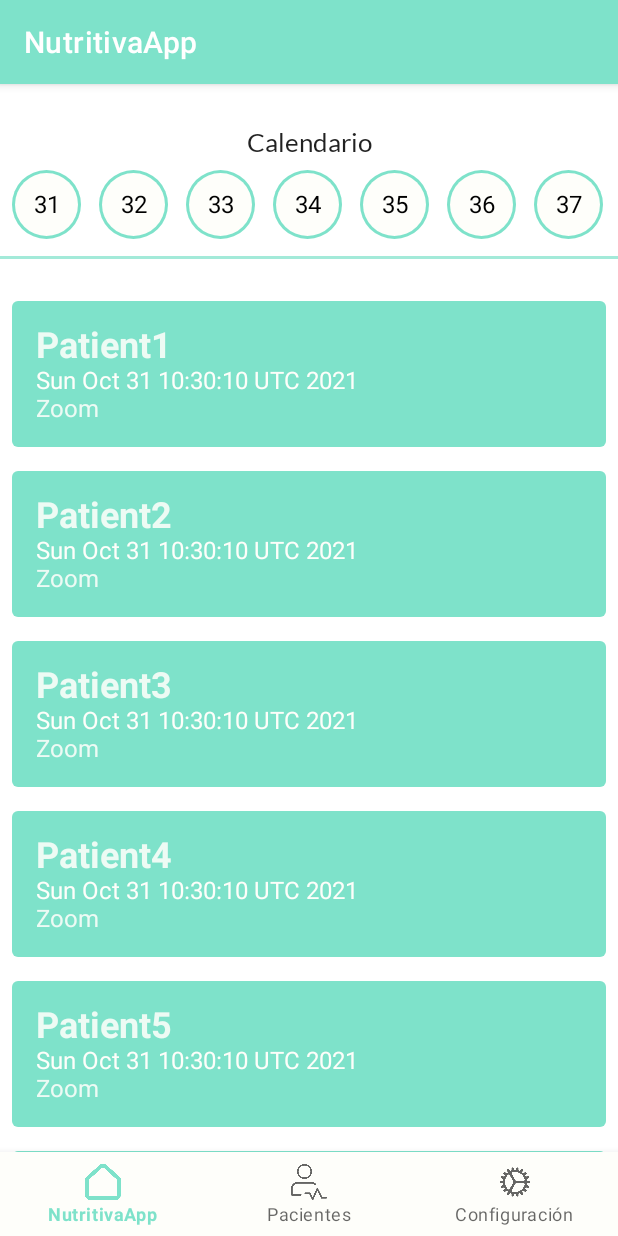
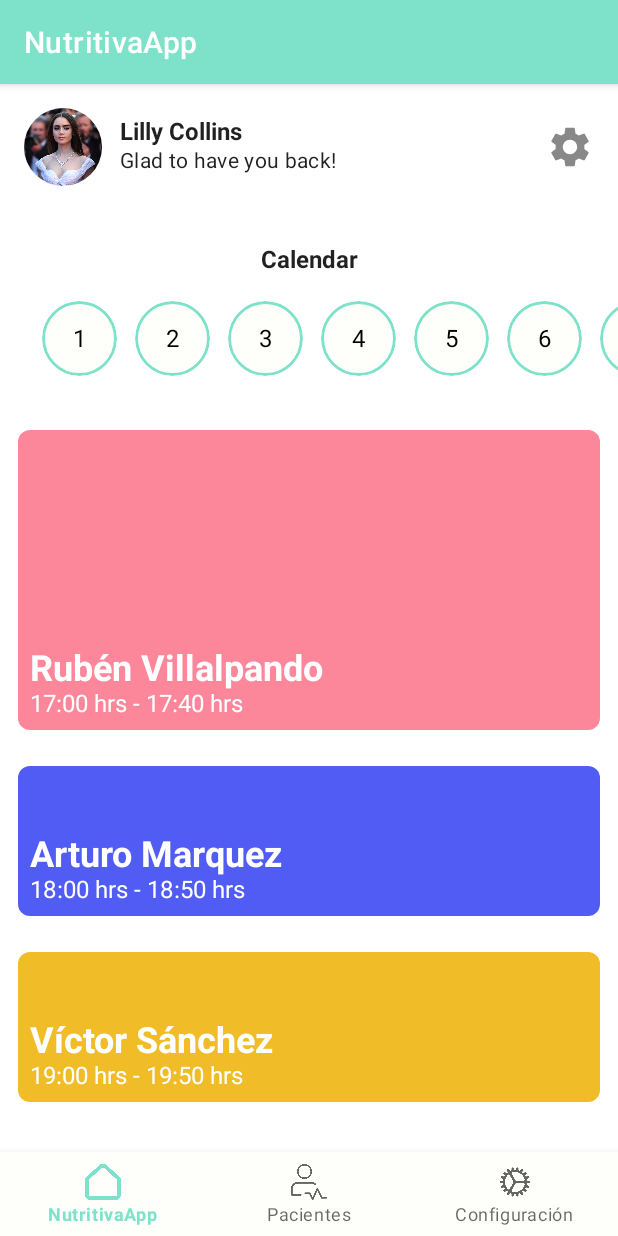
Before and after one commit to FernandoMelgar/Nutritivapp, an Android app built with Jetpack Compose: the HomeFragment screen opened directly, with no data from a screen before it, on a phone screen of 412 x 824 dp. Run offline under Robolectric (Android 15) with nearby library versions, the phone set to English and light mode, and no system bars; our stand-ins replace navigation-ui; plain views replace CircularImageView; Roboto replaces fonts that are not available here.

Commit message:
Enhance: Schedule screen UI (#14)

```diff
--- a/app/build.gradle
+++ b/app/build.gradle
@@ -51,6 +51,7 @@ android {
 
 dependencies {
 
+
     implementation 'androidx.core:core-ktx:1.6.0'
     implementation 'androidx.appcompat:appcompat:1.3.1'
     implementation 'com.google.android.material:material:1.4.0'
@@ -81,4 +82,7 @@ dependencies {
     androidTestImplementation 'androidx.compose.ui:ui-test-junit4:1.0.4'
     //Imagen circular
     implementation 'com.mikhaellopez:circularimageview:4.2.0'
+
+    // Navigation
+    implementation "androidx.navigation:navigation-compose:2.4.0-beta01"
 }
--- /dev/null
+++ b/app/src/main/java/mx/nutritivalabs/nutritivapp/Screen.kt
@@ -0,0 +1,12 @@
+package mx.nutritivalabs.nutritivapp
+
+import androidx.compose.material.icons.Icons
+import androidx.compose.material.icons.filled.*
+import androidx.compose.ui.graphics.vector.ImageVector
+
+sealed class Screen(val route: String, val displayName: String) {
+    object ScheduleScreen : Screen(route = "schedule", displayName = "Schedule")
+    object Meeting : Screen(route = "meetings/{id}", displayName = "Meeting Detail") {
+        fun withId(id: Long) = this.route.replace("{id}", "$id")
+    }
+}
--- a/app/src/main/java/mx/nutritivalabs/nutritivapp/homescreen/ui/home/HomeCompose.kt
+++ b/app/src/main/java/mx/nutritivalabs/nutritivapp/homescreen/ui/home/HomeCompose.kt
@@ -1,189 +1,200 @@
 package mx.nutritivalabs.nutritivapp.homescreen.ui.home
 
+import android.content.Intent
 import androidx.compose.foundation.*
 import androidx.compose.foundation.layout.*
 import androidx.compose.foundation.lazy.LazyColumn
 import androidx.compose.foundation.lazy.LazyRow
 import androidx.compose.foundation.lazy.items
 import androidx.compose.foundation.shape.CircleShape
-import androidx.compose.material.MaterialTheme
-import androidx.compose.material.Scaffold
-import androidx.compose.material.Surface
-import androidx.compose.material.Text
+import androidx.compose.foundation.shape.RoundedCornerShape
+import androidx.compose.material.*
+import androidx.compose.material.icons.Icons
+import androidx.compose.material.icons.filled.Settings
 import androidx.compose.runtime.Composable
 import androidx.compose.runtime.mutableStateOf
 import androidx.compose.runtime.remember
 import androidx.compose.ui.Alignment
 import androidx.compose.ui.Modifier
 import androidx.compose.ui.draw.clip
+import androidx.compose.ui.graphics.Color
+import androidx.compose.ui.layout.ContentScale
+import androidx.compose.ui.platform.LocalContext
+import androidx.compose.ui.res.painterResource
 import androidx.compose.ui.text.font.FontWeight
 import androidx.compose.ui.tooling.preview.Preview
 import androidx.compose.ui.unit.dp
+import androidx.core.content.ContextCompat.startActivity
+import androidx.navigation.NavHostController
+import mx.nutritivalabs.nutritivapp.R
+import mx.nutritivalabs.nutritivapp.Screen
+import mx.nutritivalabs.nutritivapp.homescreen.HomeScreen
+import mx.nutritivalabs.nutritivapp.homescreen.ui.configuration.ConfigurationFragment
+import mx.nutritivalabs.nutritivapp.ui.theme.ButtonBlue
+import mx.nutritivalabs.nutritivapp.ui.theme.LightRed
 import mx.nutritivalabs.nutritivapp.ui.theme.NutritivappTheme
+import mx.nutritivalabs.nutritivapp.ui.theme.OrangeYellow1
 import java.util.*
 
 @Composable
-fun DateCircle(text: String, isSelected: Boolean = false) {
-    val backgroundColor =
-        if (isSelected)
-            MaterialTheme.colors.primary
-        else
-            MaterialTheme.colors.background
-
-    val textColor = if (isSelected)
-        MaterialTheme.colors.onPrimary
-    else
-        MaterialTheme.colors.onBackground
-
-    Box(modifier = Modifier, contentAlignment = Alignment.Center) {
-        Box(
-            modifier = Modifier
-                .size(46.dp)
-                .clip(CircleShape)
-                .background(MaterialTheme.colors.primary)
-        )
-        Box(
-            modifier = Modifier
-                .size(42.dp)
-                .clip(CircleShape)
-                .background(backgroundColor)
-                .clickable { },
-            contentAlignment = Alignment.Center
-        ) {
-            Text(text = text, color = textColor)
+fun ScheduleScreen(navController: NavHostController) {
+    val scrollState = rememberScrollState()
+    Box(
+        Modifier
+            .fillMaxSize()
+            .verticalScroll(scrollState)
+    ) {
+        Column {
+            GreetingSection()
+            Spacer(modifier = Modifier.height(24.dp))
+            CalendarSection()
+            Spacer(modifier = Modifier.height(24.dp))
+            MeetingSection(navController)
+            Spacer(modifier = Modifier.height(100.dp))
         }
     }
 }
 
 
+@Composable
+fun CalendarSection() {
+    val calendarDays = mutableListOf<String>()
+    for (i in 1..10)
+        calendarDays.add(i.toString())
 
-@Composable
-fun DateCircleList(modifier: Modifier = Modifier, dateLabelList: List<String>) {
-    LazyRow(
-        modifier = modifier.padding(8.dp),
-        horizontalArrangement = Arrangement.spacedBy(12.dp)
+    Column(
+        horizontalAlignment = Alignment.CenterHorizontally,
+        modifier = Modifier.fillMaxWidth()
     ) {
-        items(dateLabelList) { date ->
-            DateCircle(date)
+        Text("Calendar", fontWeight = FontWeight.Bold)
+        Spacer(modifier = Modifier.height(18.dp))
+        LazyRow(contentPadding = PaddingValues(horizontal = 16.dp)) {
+            items(calendarDays) { day ->
+                Box(
+                    contentAlignment = Alignment.Center,
+                    modifier = Modifier
+                        .padding(start = 12.dp)
+                        .size(50.dp)
+                        .clip(CircleShape)
+                        .background(MaterialTheme.colors.surface)
+                        .border(1.5.dp, MaterialTheme.colors.primary, CircleShape)
+                        .clickable { }
+                ) {
+                    Text(day, color = MaterialTheme.colors.onSurface)
+                }
+            }
         }
-    }
-}
-
-@Composable
-fun DateCircleComponent() {
-    val eventsByDay = hashMapOf<String, String>()
-    val dateList = mutableListOf<String>()
-    val today = Calendar.getInstance().get(Calendar.DAY_OF_MONTH)
-    val selectedDay = remember { mutableStateOf(today.toString()) }
-
-    for (i in 0..10) {
-        val nextDate = (today + i).toString()
-        dateList.add(nextDate)
-        eventsByDay[nextDate] = "Eventos nuevosss para $nextDate"
     }
 
 }
 
 @Composable
-fun PatientMeetingCard(meeting: Meeting) {
-    val patientName = "Ricky Rikin"
-    val hora = "17:00 hrs - 17:50 hrs"
+fun GreetingSection() {
+    val context = LocalContext.current
 
-    Surface(
-        Modifier
-            .clickable { }
-            .padding(8.dp)
-            .fillMaxWidth(),
-        color = MaterialTheme.colors.primary,
-        shape = MaterialTheme.shapes.medium
+    val userName = "Lilly Collins"
+    Row(
+        verticalAlignment = Alignment.CenterVertically,
+        horizontalArrangement = Arrangement.SpaceBetween,
+        modifier = Modifier
+            .padding(16.dp)
+            .fillMaxWidth()
     ) {
-        Column(Modifier.padding(16.dp)) {
-            Text(meeting.patient, style = MaterialTheme.typography.h5, fontWeight = FontWeight.Bold)
-            Text(meeting.date.toString(), color = MaterialTheme.colors.onPrimary)
-            Text(meeting.place)
+        Row(verticalAlignment = Alignment.CenterVertically) {
+            Image(
+                painter = painterResource(id = R.drawable.userlilly),
+                contentDescription = "User picture",
+                contentScale = ContentScale.Crop,
+                modifier = Modifier
+                    .size(52.dp)
+                    .clip(CircleShape)
+            )
+            Spacer(modifier = Modifier.width(12.dp))
+            Column(verticalArrangement = Arrangement.Center) {
+                Text(
+                    text = userName,
+                    fontWeight = FontWeight.Bold
+                )
+                Text(
+                    text = "Glad to have you back!",
+                    style = MaterialTheme.typography.body2
+                )
+            }
+        }
+
+        Box(
+            Modifier
+                .clip(CircleShape)
+                .clickable { }) {
+            Icon(
+                Icons.Filled.Settings,
+                contentDescription = "Settings",
+                tint = Color.Gray,
+                modifier = Modifier
+                    .size(32.dp)
+            )
+        }
+
+    }
+}
+
+@Composable
+fun MeetingChip(
+    onClick: () -> Unit,
+    patientName: String,
+    desc: String,
+    height: Int,
+    color: Color
+) {
+    Box(
+        modifier = Modifier
+            .padding(12.dp)
+            .fillMaxWidth()
+            .height(height.dp)
+            .clip(RoundedCornerShape(8.dp))
+            .background(color)
+            .clickable { onClick() },
+        contentAlignment = Alignment.BottomStart
+    ) {
+        Column(Modifier.padding(8.dp)) {
+            Text(
+                patientName,
+                color = Color.White,
+                style = MaterialTheme.typography.h5,
+                fontWeight = FontWeight.Bold
+            )
+            Text(
+                desc, color = Color.White
+            )
+
         }
     }
 }
 
-@Preview
-@Composable
-fun PreviewDateCircle() {
-    NutritivappTheme() {
-        Row {
-            DateCircle("22")
-            DateCircle(text = "23", true)
-        }
-    }
-}
-
-@Preview
-@Composable
-fun PreviewDateCircleList() {
-    NutritivappTheme {
-        val dates: List<String> = arrayOf("17", "18", "19", "20", "21", "22", "23").toList()
-        Scaffold() {
-            DateCircleList(modifier = Modifier.fillMaxWidth(), dateLabelList = dates)
-        }
-    }
-}
-
-@Preview
-@Composable
-fun PreviewPatientMeetingCard() {
-    NutritivappTheme {
-        val today = Calendar.getInstance().time
-        PatientMeetingCard(Meeting(today, "Patient1", "Zoom1"))
-    }
-}
 
 @Composable
-fun MeetingList(list: List<Meeting>){
-    LazyColumn() {
-        items(list) { meeting ->
-            PatientMeetingCard(meeting = meeting)
-        }
-    }
+fun MeetingSection(navController: NavHostController) {
+    MeetingChip(
+        patientName = "Rubén Villalpando",
+        desc = "17:00 hrs - 17:40 hrs",
+        height = 200,
+        color = LightRed,
+        onClick = { navController.navigate(Screen.Meeting.withId(1)) }
+    )
+//    Spacer(modifier = Modifier.height(12.dp))
+    MeetingChip(
+        patientName = "Arturo Marquez",
+        desc = "18:00 hrs - 18:50 hrs",
+        height = 100,
+        color = ButtonBlue,
+        onClick = { navController.navigate(Screen.Meeting.withId(2)) }
+    )
+//    Spacer(modifier = Modifier.height(12.dp))
+    MeetingChip(
+        patientName = "Víctor Sánchez",
+        desc = "19:00 hrs - 19:50 hrs",
+        height = 100,
+        color = OrangeYellow1,
+        onClick = { navController.navigate(Screen.Meeting.withId(3)) }
+    )
 }
-
-@Preview
-@Composable
-fun PreviewMeetingList() {
-
-    val today = Calendar.getInstance().time
-    val todayMeetings = DayMeetings(
-        today, listOf(
-            Meeting(today, "Patient1", "Zoom1"),
-            Meeting(today, "Patient2", "Zoom2"),
-            Meeting(today, "Patient3", "Zoom3"),
-            Meeting(today, "Patient4", "Zoom4")
-        )
-    )
-
-    NutritivappTheme() {
-        MeetingList(todayMeetings.list)
-    }
-}
-
-data class DayMeetings(val date: Date, val list: List<Meeting>)
-data class Meeting(val date: Date, val patient: String, val place: String)
-
-fun mockDayMeetings(): List<DayMeetings> {
-    val today = Calendar.getInstance().time
-    val todayMeetings = DayMeetings(
-        today, listOf(
-            Meeting(today, "Patient1", "Zoom1"),
-            Meeting(today, "Patient2", "Zoom2"),
-            Meeting(today, "Patient3", "Zoom3")
-        )
-    )
-    val tomorrow = Calendar.getInstance()
-    tomorrow.add(Calendar.DATE, 1)
-    val tomorrowMeetings = DayMeetings(
-        tomorrow.time, listOf(
-            Meeting(tomorrow.time, "Patient4", "Zoom4"),
-            Meeting(tomorrow.time, "Patient5", "Zoom5"),
-        )
-    )
-
-    return listOf(todayMeetings, tomorrowMeetings)
-}
--- a/app/src/main/java/mx/nutritivalabs/nutritivapp/homescreen/ui/home/HomeFragment.kt
+++ b/app/src/main/java/mx/nutritivalabs/nutritivapp/homescreen/ui/home/HomeFragment.kt
@@ -4,88 +4,76 @@ import android.os.Bundle
 import android.view.LayoutInflater
 import android.view.View
 import android.view.ViewGroup
+import androidx.compose.foundation.*
+import androidx.compose.foundation.layout.*
+import androidx.compose.foundation.lazy.LazyRow
+import androidx.compose.foundation.lazy.items
+import androidx.compose.foundation.shape.CircleShape
+import androidx.compose.foundation.shape.RoundedCornerShape
+import androidx.compose.material.Icon
+import androidx.compose.material.MaterialTheme
 import androidx.compose.material.Text
+import androidx.compose.material.icons.Icons
+import androidx.compose.material.icons.filled.Settings
+import androidx.compose.runtime.Composable
+import androidx.compose.ui.Alignment
+import androidx.compose.ui.Modifier
+import androidx.compose.ui.draw.clip
+import androidx.compose.ui.graphics.Color
+import androidx.compose.ui.layout.ContentScale
 import androidx.compose.ui.platform.ComposeView
-import androidx.compose.ui.platform.ViewCompositionStrategy
 import androidx.compose.ui.platform.ViewCompositionStrategy.*
+import androidx.compose.ui.res.painterResource
+import androidx.compose.ui.text.font.FontWeight
+import androidx.compose.ui.unit.dp
 import androidx.fragment.app.Fragment
-import androidx.lifecycle.ViewModelProvider
-import androidx.navigation.fragment.findNavController
-import com.google.android.material.bottomnavigation.BottomNavigationView
+import androidx.navigation.NavHostController
+import androidx.navigation.NavType
+import androidx.navigation.compose.NavHost
+import androidx.navigation.compose.composable
+import androidx.navigation.compose.rememberNavController
+import androidx.navigation.navArgument
 import mx.nutritivalabs.nutritivapp.R
-import mx.nutritivalabs.nutritivapp.databinding.FragmentHomeBinding
-import mx.nutritivalabs.nutritivapp.databinding.FragmentPatientsBinding
+import mx.nutritivalabs.nutritivapp.Screen
+import mx.nutritivalabs.nutritivapp.ui.theme.ButtonBlue
+import mx.nutritivalabs.nutritivapp.ui.theme.LightRed
 import mx.nutritivalabs.nutritivapp.ui.theme.NutritivappTheme
+import mx.nutritivalabs.nutritivapp.ui.theme.OrangeYellow1
 import java.util.*
 
 class HomeFragment : Fragment() {
-
-    private lateinit var homeViewModel: HomeViewModel
-
-    private var _binding: FragmentHomeBinding? = null
-    private val binding get() = _binding!!
-
     override fun onCreateView(
         inflater: LayoutInflater,
         container: ViewGroup?,
         savedInstanceState: Bundle?
     ): View? {
-        //homeViewModel = ViewModelProvider(this).get(HomeViewModel::class.java)
-
-        _binding = FragmentHomeBinding.inflate(inflater, container, false)
-        val root = binding.root
-        root.findViewById<ComposeView>(R.id.home_calendar_view).apply {
+        return ComposeView(requireContext()).apply {
             setViewCompositionStrategy(DisposeOnViewTreeLifecycleDestroyed)
             setContent {
                 NutritivappTheme() {
-                    DateCircleList(dateLabelList = createDateStringFromTodayTo(6))
-                }
-            }
-        }
+                    val navController = rememberNavController()
 
-        root.findViewById<ComposeView>(R.id.home_meetings_view).apply {
-            setViewCompositionStrategy(DisposeOnViewTreeLifecycleDestroyed)
-            setContent {
-                NutritivappTheme() {
-                    val today = Calendar.getInstance().time
-                    val todayMeetings = DayMeetings(
-                        today, listOf(
-                            Meeting(today, "Patient1", "Zoom"),
-                            Meeting(today, "Patient2", "Zoom"),
-                            Meeting(today, "Patient3", "Zoom"),
-                            Meeting(today, "Patient4", "Zoom"),
-                            Meeting(today, "Patient5", "Zoom"),
-                            Meeting(today, "Patient6", "Zoom"),
-                            Meeting(today, "Patient7", "Zoom"),
-                            Meeting(today, "Patient8", "Zoom")
-                        )
-                    )
+                    NavHost(
+                        navController = navController,
+                        startDestination = "schedule"
+                    ) {
+                        composable(Screen.ScheduleScreen.route) {
+                            ScheduleScreen(navController)
+                        }
+                        composable(Screen.Meeting.route, arguments =
+                        listOf(
+                            navArgument("id") {
+                                type = NavType.LongType
+                            }
+                        )) {
+                            val id = it.arguments?.getLong("id")
+                            MeetingDetailScreen(id, navController)
 
-                    NutritivappTheme() {
-                        MeetingList(todayMeetings.list)
+                        }
                     }
                 }
             }
-        }
 
-        configureEvents()
-        return root
-    }
-
-    private fun configureEvents() {
-        binding.ivUserProfilePicture.setOnClickListener {
-            val action = HomeFragmentDirections.actionNavigationHomeToNavigationConfiguration()
-            findNavController().navigate(action)
-        }
-
-        binding.btnConfiguration.setOnClickListener {
-            val action = HomeFragmentDirections.actionNavigationHomeToNavigationConfiguration()
-            findNavController().navigate(action)
         }
     }
-
-    override fun onDestroyView() {
-        super.onDestroyView()
-        _binding = null
-    }
 }
--- a/app/src/main/java/mx/nutritivalabs/nutritivapp/ui/theme/Color.kt
+++ b/app/src/main/java/mx/nutritivalabs/nutritivapp/ui/theme/Color.kt
@@ -12,3 +12,7 @@ val green300 = Color(0xFFA3EAD9)
 val blue700 = Color(0xFF172A3A)
 val blue500 = Color(0xFF455561)
 val blue300 = Color(0xFF747F89)
+
+val LightRed = Color(0xfffc879a)
+val ButtonBlue = Color(0xff505cf3)
+val OrangeYellow1 = Color(0xfff0bd28)
```
Also changed, not shown: app/src/main/java/mx/nutritivalabs/nutritivapp/homescreen/ui/home/MeetingCompose.kt (added, +109 -0 lines).
